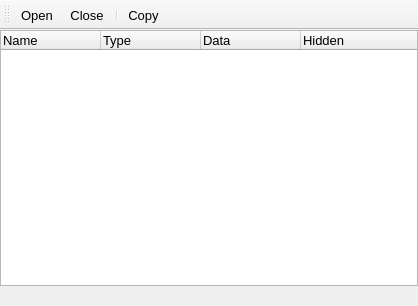
This is UIs/nHDF5.ui in NeutrinoToolkit/Neutrino as Qt 5 draws it before an edit. The edited form follows.
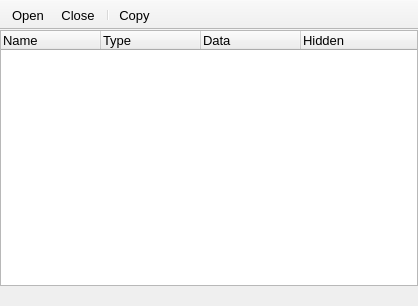
This is the edited form. Icons and pictures are not drawn.

The edit to the form file:
```diff
--- a/UIs/nHDF5.ui
+++ b/UIs/nHDF5.ui
@@ -89,6 +89,9 @@
    <property name="windowTitle">
     <string>toolBar</string>
    </property>
+   <property name="movable">
+    <bool>false</bool>
+   </property>
    <property name="iconSize">
     <size>
      <width>20</width>
```
Left out of the diff: 30 changed lines with no effect on the pictures.
